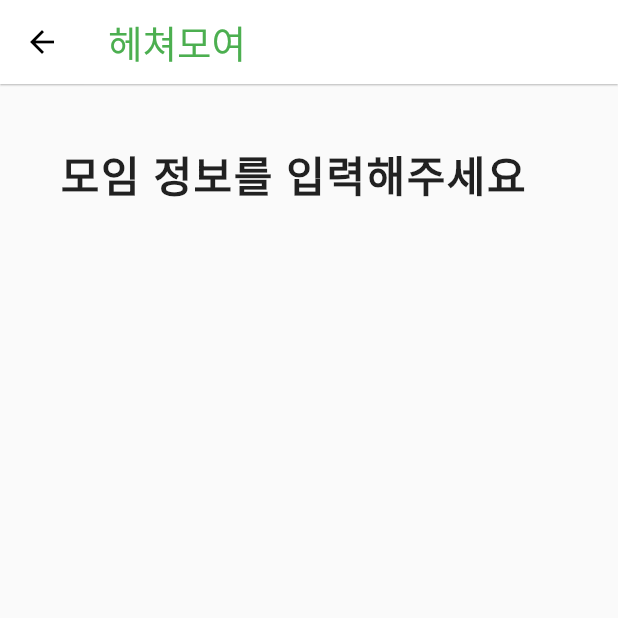
After one commit to HMWG/getTogether-Android, a Flutter app: the MeetingInfoScreen screen opened directly, on a phone screen of 412 x 824 dp, the top half of it. The commit adds this screen. Run offline on Flutter 3.47's test engine with Material 2 defaults, Android fonts, the phone set to English and light mode, and no system bars; our stand-ins replace contained_tab_bar_view, get; network calls fail; Roboto replaces fonts that are missing (yeonSung).

Commit message:
:sparkles: feat : 개발 파일 생성

```diff
--- /dev/null
+++ b/lib/createmeetingscreen/meetinginfoscreen.dart
@@ -0,0 +1,50 @@
+import 'package:flutter/material.dart';
+
+class MeetingInfoScreen extends StatefulWidget {
+  const MeetingInfoScreen({super.key});
+
+  @override
+  State<MeetingInfoScreen> createState() => _MeetingInfoScreenState();
+}
+
+class _MeetingInfoScreenState extends State<MeetingInfoScreen> {
+  @override
+  Widget build(BuildContext context) {
+    return Scaffold(
+      appBar: AppBar(
+        title: Text(
+          "헤쳐모여",
+          style: TextStyle(
+              fontFamily: "yeonSung", fontSize: 25, color: Colors.green),
+        ),
+        centerTitle: false,
+        elevation: 0.5,
+        backgroundColor: Colors.white,
+      ),
+      body: Container(
+        child: Column(
+          children: [
+            Container(
+              width: double.infinity,
+              height: 160,
+              padding: EdgeInsets.fromLTRB(40, 40, 0, 0),
+              child: Column(
+                crossAxisAlignment: CrossAxisAlignment.start,
+                children: [
+                  Text('모임 정보를 입력해주세요',
+                      style: TextStyle(
+                          fontSize: 28,
+                          fontWeight: FontWeight.bold,
+                          letterSpacing: 1.0)),
+                  SizedBox(
+                    height: 0.0,
+                  ),
+                ],
+              ),
+            ),
+          ],
+        ),
+      ),
+    );
+  }
+}
```
Also changed, not shown: lib/createmeetingscreen/meetingdatescreen.dart (added, +15 -0 lines), lib/createmeetingscreen/meetingplacescreen.dart (added, +15 -0 lines), lib/createmeetingscreen/meetingrecommendscreen.dart (added, +15 -0 lines), lib/createmeetingscreen/meetingtimescreen.dart (added, +35 -0 lines), lib/mainscreen/homescreen.dart (+9 -1 lines).
